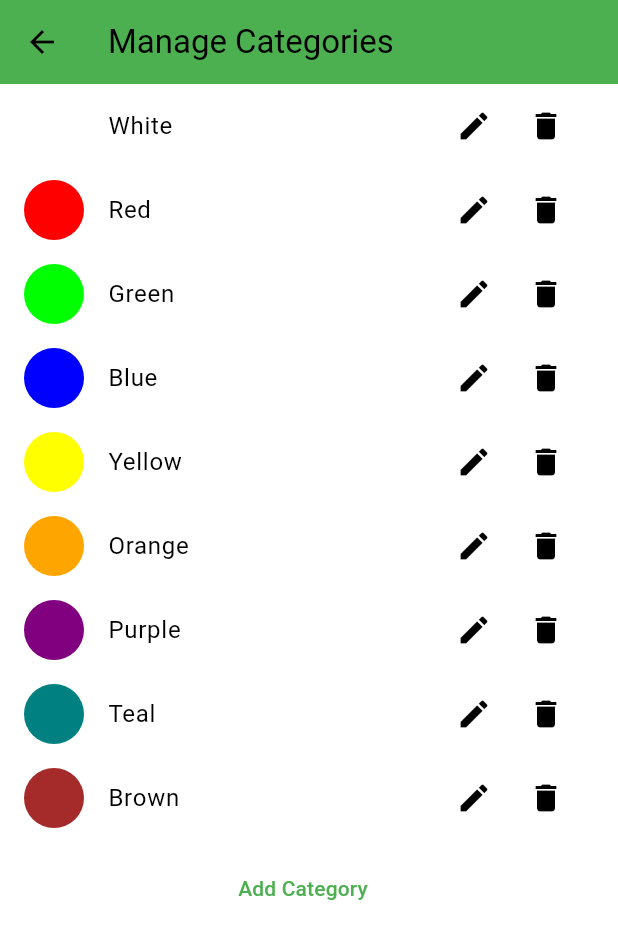
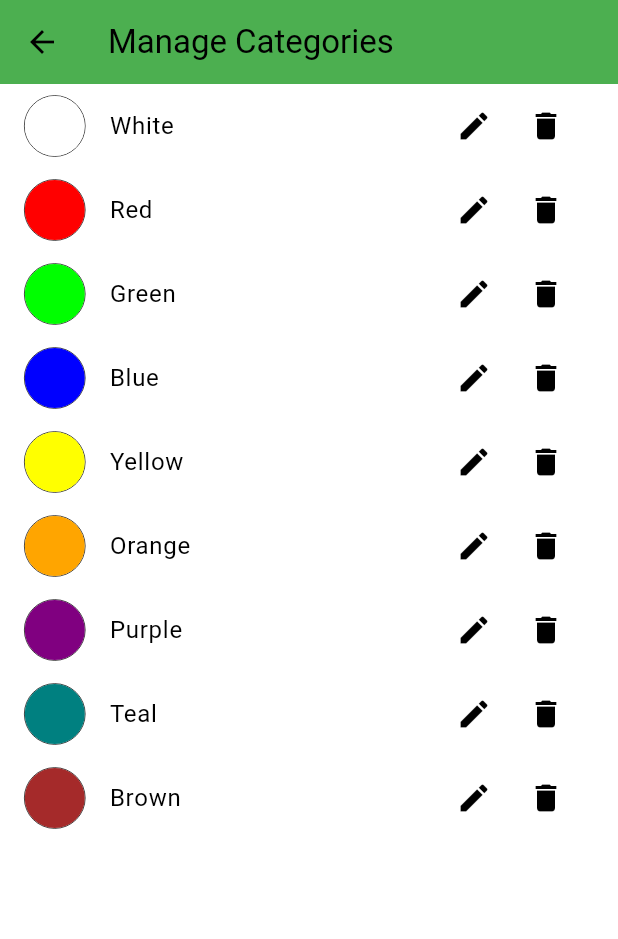
Before and after one commit to jjerrell/RootRecords, a Flutter app: the SettingsCategoryView screen opened directly, after a tap on the "delete" icon, on a phone screen of 412 x 824 dp. Shown: the top 939 px of the screen. Run offline on Flutter 3.47's test engine with Material 3 defaults, Android fonts, the light colour scheme and no system bars; our stand-ins replace flutter_colorpicker, sqflite; accounts and stored records are empty.

Commit message:
Expands CategoryList to replace the relevant section of SettingsCategoryView

```diff
--- a/lib/view/settings_category_view.dart
+++ b/lib/view/settings_category_view.dart
@@ -1,6 +1,7 @@
 import 'package:flutter/material.dart';
 import 'package:flutter_colorpicker/flutter_colorpicker.dart';
 import 'package:provider/provider.dart';
+import 'package:root_records/view/widget/category_list.dart';
 
 import '../model/category.dart';
 import '../provider/category_notifier.dart';
@@ -14,17 +15,9 @@
       appBar: AppBar(
         title: const Text('Manage Categories'),
       ),
-      body: Consumer<CategoryNotifier>(
-        builder: (context, categoryNotifier, child) {
-          return ListView(
-            children: [
-              ...categoryNotifier.categories.map((category) {
-                return ListTile(
-                  title: Text(category.name),
-                  leading: CircleAvatar(
-                    backgroundColor: Color(category.color),
-                  ),
-                  trailing: Row(
+      body: CategoryList(
+        trailingWidgetBuilder: (category) {
+          return Row(
             mainAxisSize: MainAxisSize.min,
             children: [
               IconButton(
@@ -36,20 +29,9 @@
               IconButton(
                 icon: const Icon(Icons.delete),
                 onPressed: () {
-                          categoryNotifier.deleteCategory(category.id!);
+                  Provider.of<CategoryNotifier>(context, listen: false)
+                      .deleteCategory(category.id!);
                 },
-                      ),
-                    ],
-                  ),
-                );
-              }),
-              ListTile(
-                title: TextButton(
-                  child: const Text('Add Category'),
-                  onPressed: () {
-                    _showCategoryDialog(context);
-                  },
-                ),
               ),
             ],
           );
--- a/lib/view/widget/category_list.dart
+++ b/lib/view/widget/category_list.dart
@@ -6,10 +6,12 @@
 
 class CategoryList extends StatelessWidget {
   final ValueChanged<Category>? onCategorySelected;
+  final Widget Function(Category)? trailingWidgetBuilder;
 
   const CategoryList({
     super.key,
     this.onCategorySelected,
+    this.trailingWidgetBuilder,
   });
 
   @override
@@ -41,10 +43,14 @@
                     backgroundColor: Color(category.color),
                   ),
                 ),
+                trailing: trailingWidgetBuilder != null
+                    ? trailingWidgetBuilder!(category)
+                    : null,
               );
-              })
+            }),
           ],
         );
-        });
+      },
+    );
   }
 }
```
Lines whose indentation alone changed are shown as unchanged.
